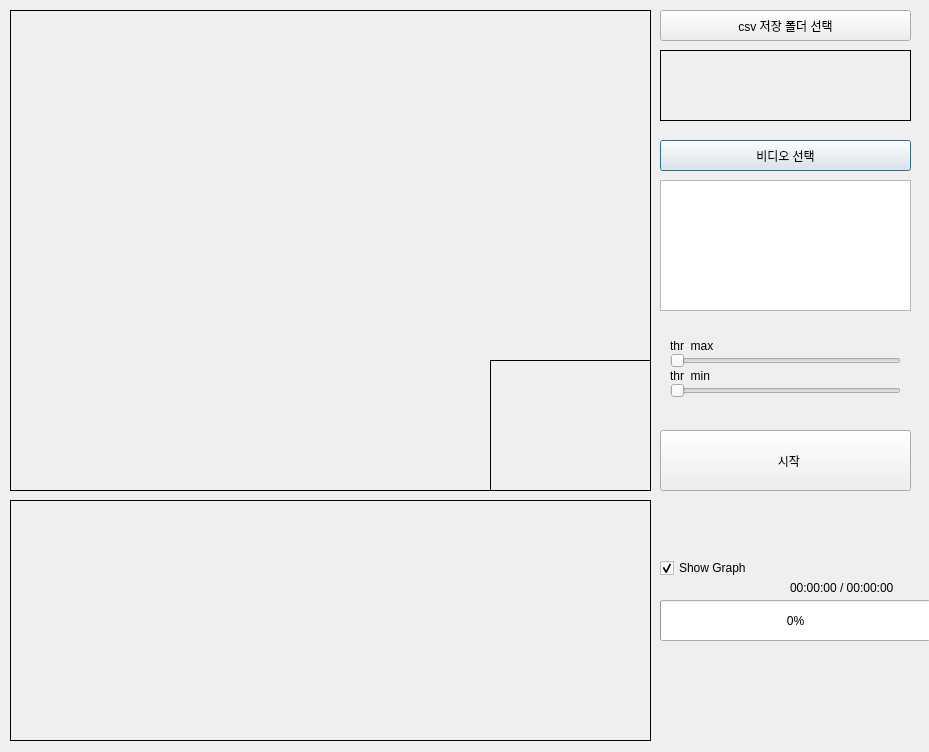
The window that analysis.ui (thekim9304/otos) describes before a commit, drawn with Qt 5.
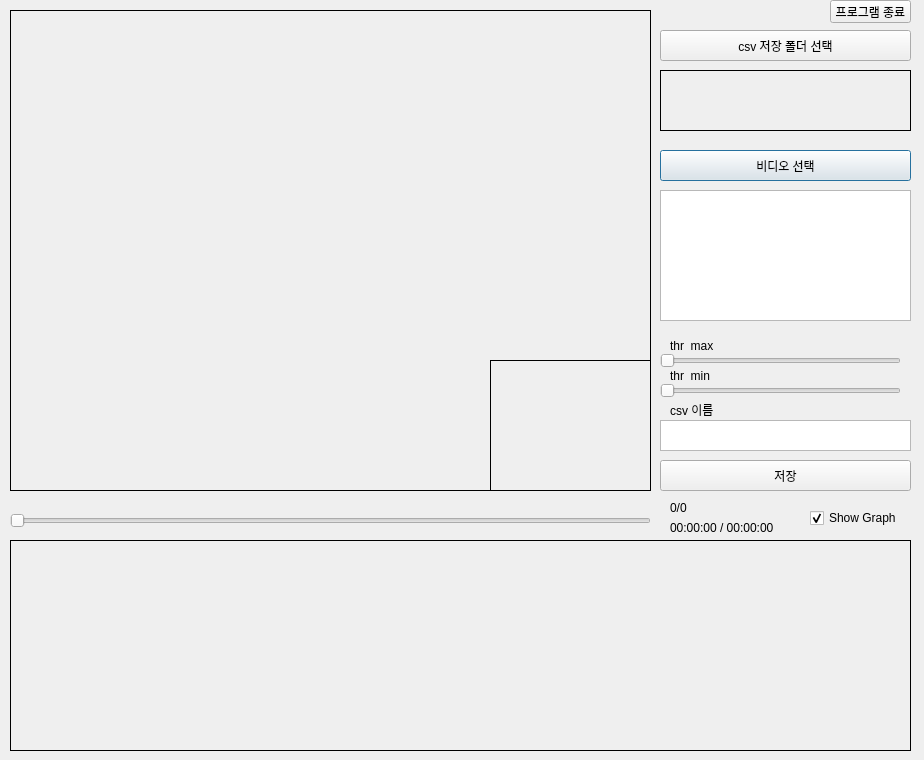
The same window after the commit.

Commit message: csv 이름 지정

```diff
--- a/analysis.ui
+++ b/analysis.ui
@@ -6,8 +6,8 @@
    <rect>
     <x>0</x>
     <y>0</y>
-    <width>929</width>
-    <height>752</height>
+    <width>924</width>
+    <height>760</height>
    </rect>
   </property>
   <property name="windowTitle">
@@ -33,7 +33,7 @@
    <property name="geometry">
     <rect>
      <x>660</x>
-     <y>180</y>
+     <y>190</y>
      <width>251</width>
      <height>131</height>
     </rect>
@@ -43,7 +43,7 @@
    <property name="geometry">
     <rect>
      <x>660</x>
-     <y>140</y>
+     <y>150</y>
      <width>251</width>
      <height>31</height>
     </rect>
@@ -52,38 +52,12 @@
     <string>비디오 선택</string>
    </property>
   </widget>
-  <widget class="QPushButton" name="pushButton_start">
-   <property name="geometry">
-    <rect>
-     <x>660</x>
-     <y>430</y>
-     <width>251</width>
-     <height>61</height>
-    </rect>
-   </property>
-   <property name="text">
-    <string>  시작</string>
-   </property>
-  </widget>
-  <widget class="QProgressBar" name="progressBar">
-   <property name="geometry">
-    <rect>
-     <x>660</x>
-     <y>600</y>
-     <width>271</width>
-     <height>41</height>
-    </rect>
-   </property>
-   <property name="value">
-    <number>0</number>
-   </property>
-  </widget>
   <widget class="QSlider" name="horizontalSlider_max">
    <property name="geometry">
     <rect>
-     <x>670</x>
+     <x>660</x>
      <y>350</y>
-     <width>231</width>
+     <width>241</width>
      <height>22</height>
     </rect>
    </property>
@@ -97,9 +71,9 @@
   <widget class="QSlider" name="horizontalSlider_min">
    <property name="geometry">
     <rect>
-     <x>670</x>
+     <x>660</x>
      <y>380</y>
-     <width>231</width>
+     <width>241</width>
      <height>22</height>
     </rect>
    </property>
@@ -194,9 +168,9 @@
    <property name="geometry">
     <rect>
      <x>10</x>
-     <y>500</y>
-     <width>641</width>
-     <height>241</height>
+     <y>540</y>
+     <width>901</width>
+     <height>211</height>
     </rect>
    </property>
    <property name="frameShape">
@@ -209,8 +183,8 @@
   <widget class="QLabel" name="label_videoTime">
    <property name="geometry">
     <rect>
-     <x>790</x>
-     <y>580</y>
+     <x>670</x>
+     <y>520</y>
      <width>111</width>
      <height>16</height>
     </rect>
@@ -222,8 +196,8 @@
   <widget class="QCheckBox" name="checkBox_showGraph">
    <property name="geometry">
     <rect>
-     <x>660</x>
-     <y>560</y>
+     <x>810</x>
+     <y>510</y>
      <width>111</width>
      <height>16</height>
     </rect>
@@ -242,7 +216,7 @@
    <property name="geometry">
     <rect>
      <x>660</x>
-     <y>10</y>
+     <y>30</y>
      <width>251</width>
      <height>31</height>
     </rect>
@@ -255,9 +229,9 @@
    <property name="geometry">
     <rect>
      <x>660</x>
-     <y>50</y>
+     <y>70</y>
      <width>251</width>
-     <height>71</height>
+     <height>61</height>
     </rect>
    </property>
    <property name="frameShape">
@@ -270,6 +244,81 @@
     <bool>true</bool>
    </property>
   </widget>
+  <widget class="QSlider" name="horizontalSlider_video">
+   <property name="geometry">
+    <rect>
+     <x>10</x>
+     <y>510</y>
+     <width>641</width>
+     <height>22</height>
+    </rect>
+   </property>
+   <property name="orientation">
+    <enum>Qt::Horizontal</enum>
+   </property>
+  </widget>
+  <widget class="QLabel" name="label_videoFrame">
+   <property name="geometry">
+    <rect>
+     <x>670</x>
+     <y>500</y>
+     <width>101</width>
+     <height>16</height>
+    </rect>
+   </property>
+   <property name="text">
+    <string>0/0</string>
+   </property>
+  </widget>
+  <widget class="QPushButton" name="pushButton_csvSave">
+   <property name="geometry">
+    <rect>
+     <x>660</x>
+     <y>460</y>
+     <width>251</width>
+     <height>31</height>
+    </rect>
+   </property>
+   <property name="text">
+    <string>저장</string>
+   </property>
+  </widget>
+  <widget class="QPushButton" name="pushButton_quit">
+   <property name="geometry">
+    <rect>
+     <x>830</x>
+     <y>0</y>
+     <width>81</width>
+     <height>23</height>
+    </rect>
+   </property>
+   <property name="text">
+    <string>프로그램 종료</string>
+   </property>
+  </widget>
+  <widget class="QPlainTextEdit" name="plainTextEdit_csvName">
+   <property name="geometry">
+    <rect>
+     <x>660</x>
+     <y>420</y>
+     <width>251</width>
+     <height>31</height>
+    </rect>
+   </property>
+  </widget>
+  <widget class="QLabel" name="label">
+   <property name="geometry">
+    <rect>
+     <x>670</x>
+     <y>400</y>
+     <width>71</width>
+     <height>20</height>
+    </rect>
+   </property>
+   <property name="text">
+    <string>csv 이름</string>
+   </property>
+  </widget>
  </widget>
  <resources/>
  <connections/>
```
The commit also changes 1 other file.
